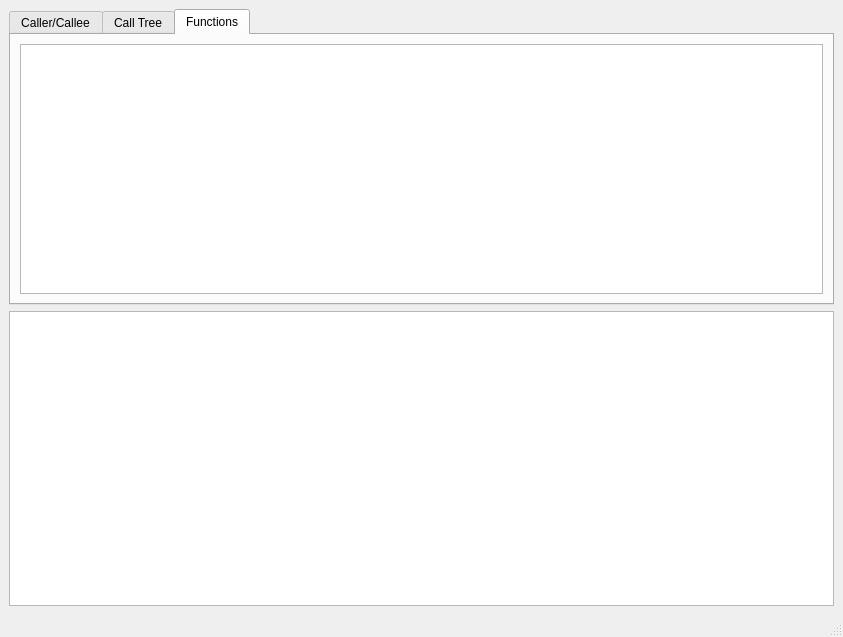
Old version of the form src/platform/qt/profiler/ProfilerView.ui in the repository doomhack/mgba.
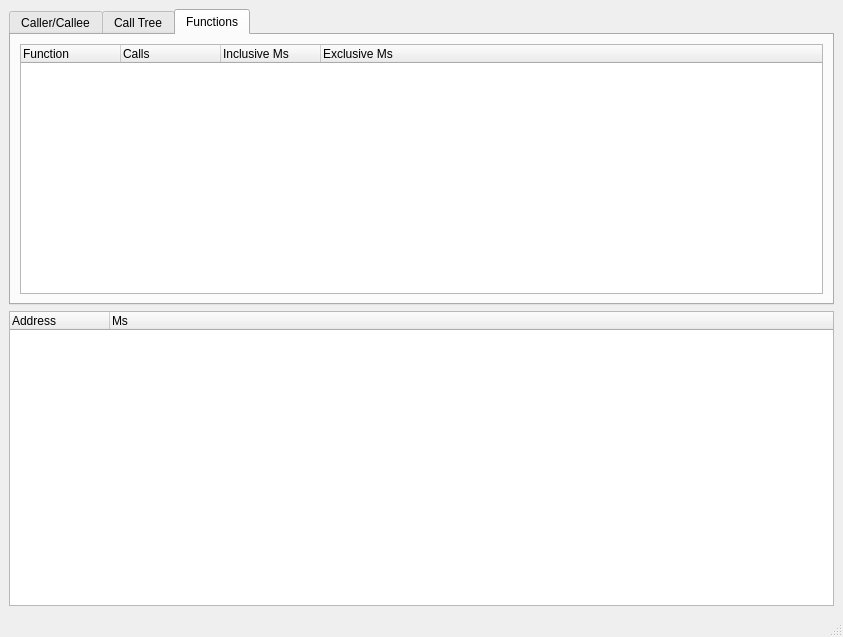
New version of the form. The open tabs and pages were chosen to show the change.

Commit message: Add instruction level stats.

```diff
--- a/src/platform/qt/profiler/ProfilerView.ui
+++ b/src/platform/qt/profiler/ProfilerView.ui
@@ -97,14 +97,52 @@
          </attribute>
          <layout class="QVBoxLayout" name="verticalLayout">
           <item>
-           <widget class="QListView" name="listView"/>
+           <widget class="QTreeWidget" name="listWidget">
+            <property name="columnCount">
+             <number>4</number>
+            </property>
+            <column>
+             <property name="text">
+              <string notr="true">Function</string>
+             </property>
+            </column>
+            <column>
+             <property name="text">
+              <string notr="true">Calls</string>
+             </property>
+            </column>
+            <column>
+             <property name="text">
+              <string notr="true">Inclusive Ms</string>
+             </property>
+            </column>
+            <column>
+             <property name="text">
+              <string notr="true">Exclusive Ms</string>
+             </property>
+            </column>
+           </widget>
           </item>
          </layout>
         </widget>
        </widget>
       </item>
       <item>
-       <widget class="QTextEdit" name="sourceCode"/>
+       <widget class="QTreeWidget" name="instructionCounts">
+        <property name="columnCount">
+         <number>2</number>
+        </property>
+        <column>
+         <property name="text">
+          <string notr="true">Address</string>
+         </property>
+        </column>
+        <column>
+         <property name="text">
+          <string notr="true">Ms</string>
+         </property>
+        </column>
+       </widget>
       </item>
      </layout>
     </item>
```
Left out of the diff: 36 changed lines with no effect on the pictures. The commit also changes 5 other files.
